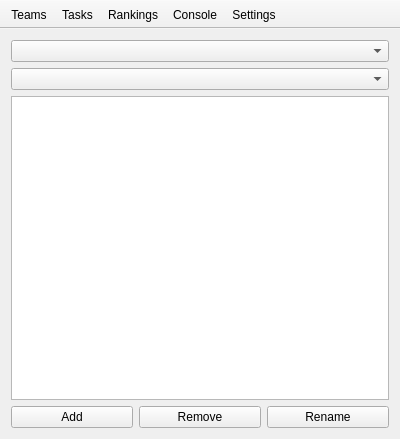
The window that mainwindow.ui (FrankMamuda/ketoevent) describes before a commit, drawn with Qt 5.
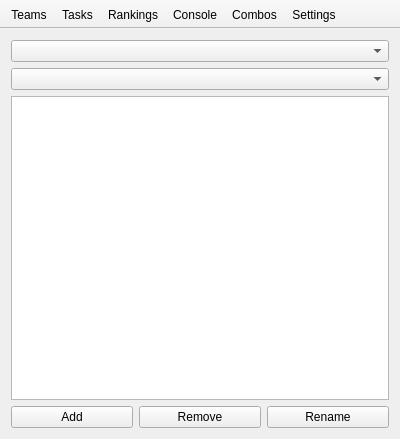
The same window after the commit. Icons and pictures are not drawn. Custom widgets are drawn as their Qt base class.

```diff
--- a/mainwindow.ui
+++ b/mainwindow.ui
@@ -83,6 +83,7 @@
    <addaction name="actionTasks"/>
    <addaction name="actionRankings"/>
    <addaction name="actionConsole"/>
+   <addaction name="actionCombos"/>
    <addaction name="actionSettings"/>
   </widget>
   <action name="actionEditor">
@@ -130,6 +131,11 @@
     <string>Console</string>
    </property>
   </action>
+  <action name="actionCombos">
+   <property name="text">
+    <string>Combos</string>
+   </property>
+  </action>
  </widget>
  <layoutdefault spacing="6" margin="11"/>
  <customwidgets>
```
